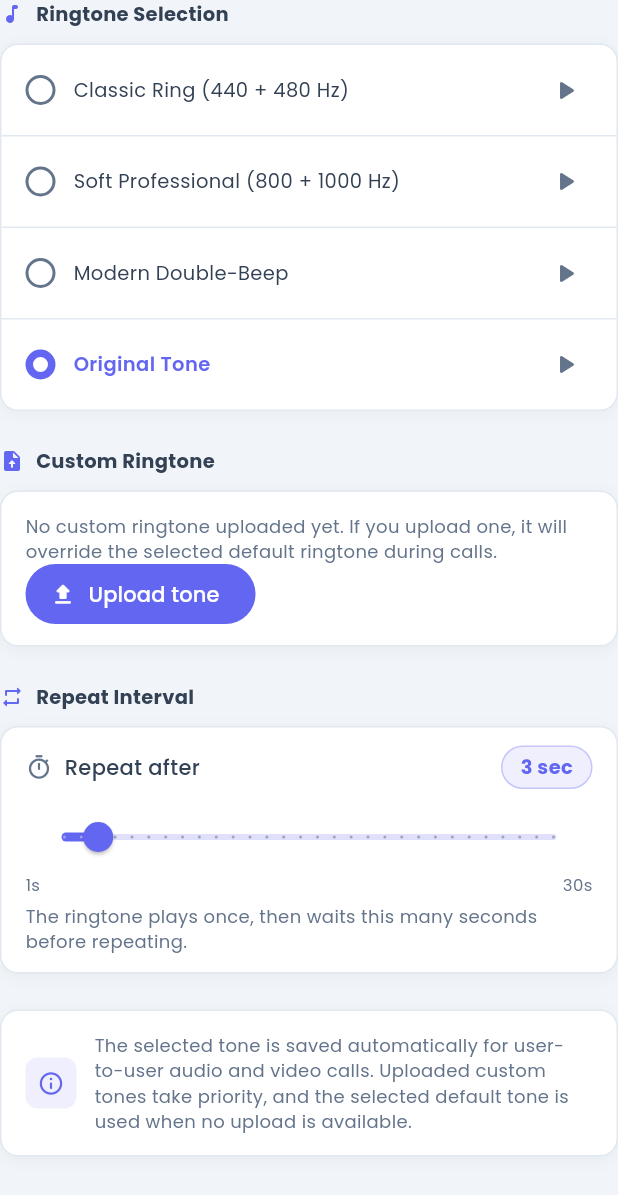
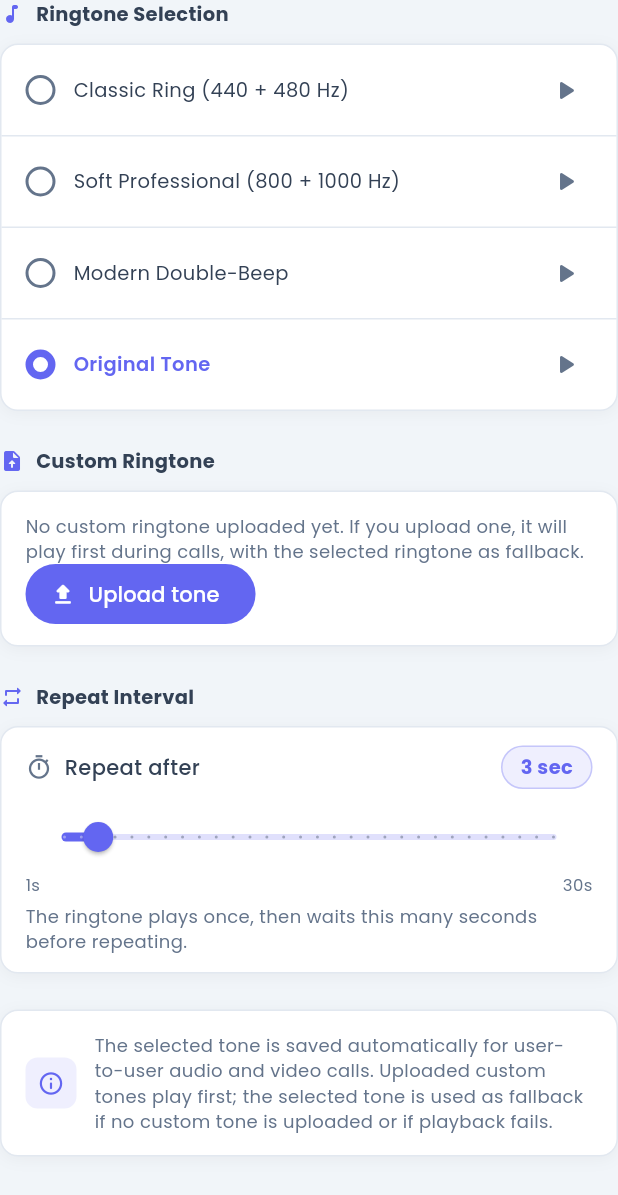
Before and after one commit to marriagestationpvtltd-lang/newapksocketio, a Flutter app: the CallSettingsScreen widget shown alone on an empty page, opened directly, on a phone screen of 412 x 824 dp. Shown: the top 1195 px of the screen. Run offline on Flutter 3.47's test engine with Material 3 defaults, Android fonts, the phone set to English and light mode, and no system bars; our stand-ins replace audioplayers, cached_network_image, cloud_firestore, connectivity_plus, country_code_picker, emoji_picker_flutter and 20 more; missing offline and left inert: agora_rtc_engine, cunning_document_scanner, dart:html, dart:js, file_saver, flutter_ringtone_player and 3 more; accounts and stored records are empty; network calls fail; statements that could not run were skipped.

Commit message:
Refine custom tone messaging
Agent-Logs-Url: https://github.com/marriagestationpvtltd-lang/newapksocketio/sessions/380a1a12-990d-438f-8dc8-06c9972b03c8

Co-authored-by: marriagestationpvtltd-lang <254104945+marriagestationpvtltd-lang@users.noreply.github.com>

```diff
--- a/msfinal/adminmrz/lib/settings/call_settings_screen.dart
+++ b/msfinal/adminmrz/lib/settings/call_settings_screen.dart
@@ -222,7 +222,7 @@ class _CallSettingsScreenState extends State<CallSettingsScreen> {
                               ),
                               const SizedBox(height: 4),
                               Text(
-                                'This uploaded tone plays first for calls. The selected ringtone above stays as fallback.',
+                                'This uploaded tone plays first for calls. If it fails to load, the selected ringtone above is used as fallback.',
                                 style: TextStyle(fontSize: 12, color: mutedColor),
                               ),
                             ],
@@ -252,7 +252,7 @@ class _CallSettingsScreenState extends State<CallSettingsScreen> {
                     const SizedBox(height: 14),
                   ] else
                     Text(
-                      'No custom ringtone uploaded yet. If you upload one, it will override the selected default ringtone during calls.',
+                      'No custom ringtone uploaded yet. If you upload one, it will play first during calls, with the selected ringtone as fallback.',
                       style: TextStyle(fontSize: 12, color: mutedColor),
                     ),
                   SizedBox(
@@ -385,7 +385,7 @@ class _CallSettingsScreenState extends State<CallSettingsScreen> {
                   const SizedBox(width: 12),
                   Expanded(
                     child: Text(
-                      'The selected tone is saved automatically for user-to-user audio and video calls. Uploaded custom tones take priority, and the selected default tone is used when no upload is available.',
+                      'The selected tone is saved automatically for user-to-user audio and video calls. Uploaded custom tones play first; the selected tone is used as fallback if no custom tone is uploaded or if playback fails.',
                       style: TextStyle(fontSize: 12, color: mutedColor),
                     ),
                   ),
```
Also changed, not shown: 1 other file.
